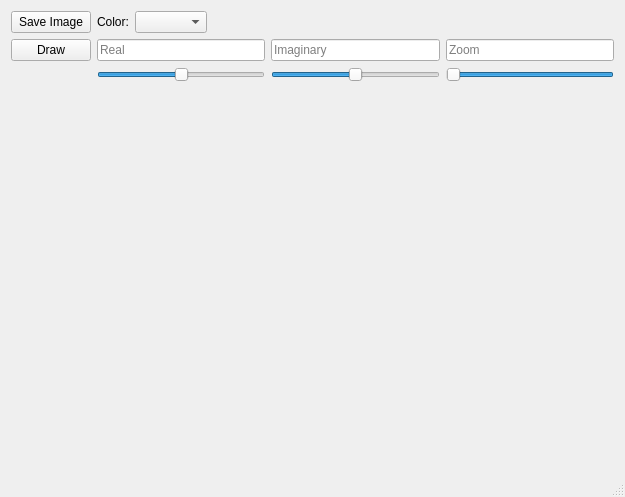
Old version of the form mainwindow.ui in the repository Raabeschule/fractal.
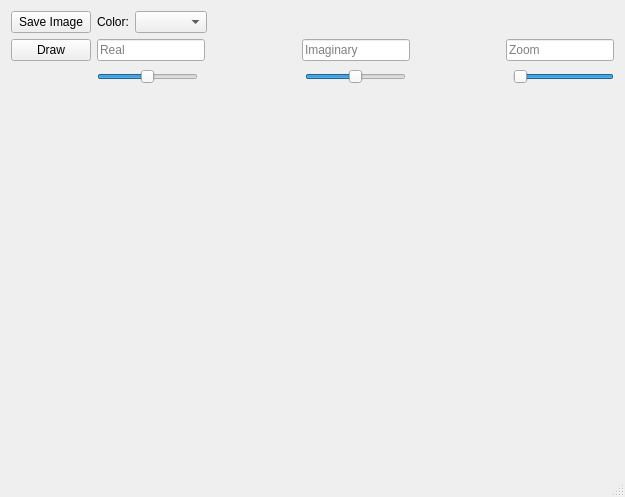
New version of the form. Icons and pictures are not drawn.

What changed in the file:
```diff
--- a/mainwindow.ui
+++ b/mainwindow.ui
@@ -42,6 +42,19 @@
             </property>
            </widget>
           </item>
+          <item>
+           <spacer name="horizontalSpacer_4">
+            <property name="orientation">
+             <enum>Qt::Horizontal</enum>
+            </property>
+            <property name="sizeHint" stdset="0">
+             <size>
+              <width>40</width>
+              <height>20</height>
+             </size>
+            </property>
+           </spacer>
+          </item>
           <item>
            <widget class="QLineEdit" name="imagEdit">
             <property name="placeholderText">
@@ -52,6 +65,19 @@
             </property>
            </widget>
           </item>
+          <item>
+           <spacer name="horizontalSpacer_5">
+            <property name="orientation">
+             <enum>Qt::Horizontal</enum>
+            </property>
+            <property name="sizeHint" stdset="0">
+             <size>
+              <width>40</width>
+              <height>20</height>
+             </size>
+            </property>
+           </spacer>
+          </item>
           <item>
            <widget class="QLineEdit" name="zoomEdit">
             <property name="placeholderText">
@@ -94,6 +120,19 @@
             </property>
            </widget>
           </item>
+          <item>
+           <spacer name="horizontalSpacer_2">
+            <property name="orientation">
+             <enum>Qt::Horizontal</enum>
+            </property>
+            <property name="sizeHint" stdset="0">
+             <size>
+              <width>40</width>
+              <height>20</height>
+             </size>
+            </property>
+           </spacer>
+          </item>
           <item>
            <widget class="QSlider" name="imagSlider">
             <property name="minimum">
@@ -110,6 +149,19 @@
             </property>
            </widget>
           </item>
+          <item>
+           <spacer name="horizontalSpacer_3">
+            <property name="orientation">
+             <enum>Qt::Horizontal</enum>
+            </property>
+            <property name="sizeHint" stdset="0">
+             <size>
+              <width>40</width>
+              <height>20</height>
+             </size>
+            </property>
+           </spacer>
+          </item>
           <item>
            <widget class="QSlider" name="zoomSlider">
             <property name="minimum">
```
Left out of the diff: 2 changed lines with no effect on the pictures.
